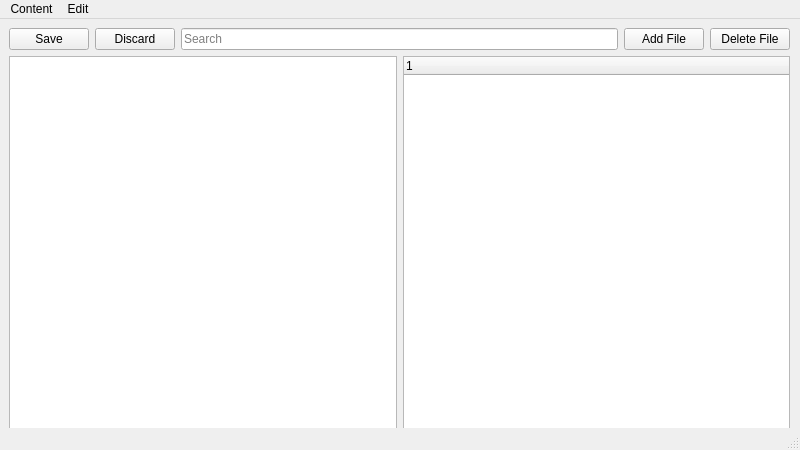
This is KNU_YEAR_2/Fundamentals_of_OOP/ContentManagementSystem/ContentManagementSystem/mainwindow.ui in SlaviXG/Labs as Qt 5 draws it before an edit. The edited form follows.
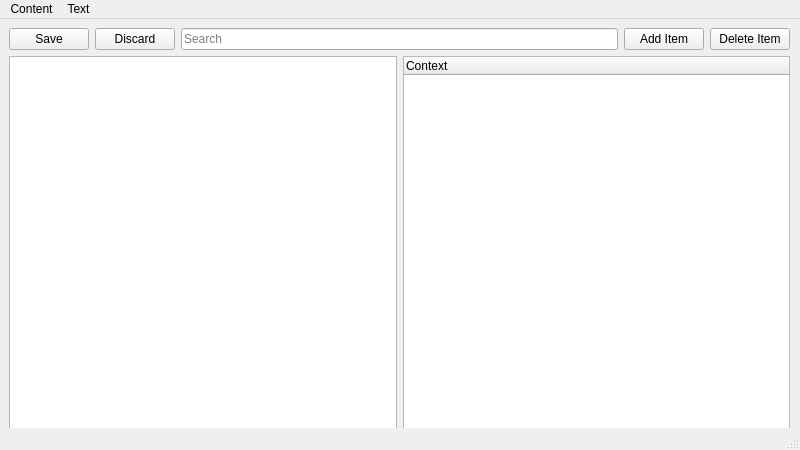
This is the edited form. Icons and pictures are not drawn.

Commit message: fixes + delete button

What changed in the file:
```diff
--- a/KNU_YEAR_2/Fundamentals_of_OOP/ContentManagementSystem/ContentManagementSystem/mainwindow.ui
+++ b/KNU_YEAR_2/Fundamentals_of_OOP/ContentManagementSystem/ContentManagementSystem/mainwindow.ui
@@ -59,14 +59,14 @@
        <item>
         <widget class="QPushButton" name="buttonAddFile">
          <property name="text">
-          <string>Add File</string>
+          <string>Add Item</string>
          </property>
         </widget>
        </item>
        <item>
         <widget class="QPushButton" name="buttonDeleteFile">
          <property name="text">
-          <string>Delete File</string>
+          <string>Delete Item</string>
          </property>
         </widget>
        </item>
@@ -87,7 +87,7 @@
           <widget class="QTreeWidget" name="treeWidget">
            <column>
             <property name="text">
-             <string notr="true">1</string>
+             <string>Context</string>
             </property>
            </column>
           </widget>
@@ -120,7 +120,7 @@
    </widget>
    <widget class="QMenu" name="menuEdit">
     <property name="title">
-     <string>Edit</string>
+     <string>Text</string>
     </property>
     <addaction name="actionCopy"/>
     <addaction name="actionPaste"/>
```
Left out of the diff: 4 changed lines with no effect on the pictures. The commit also changes 10 other files.
